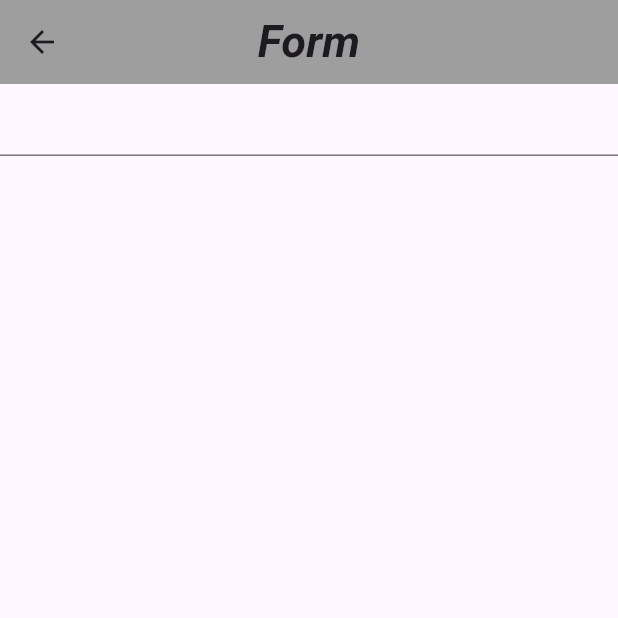
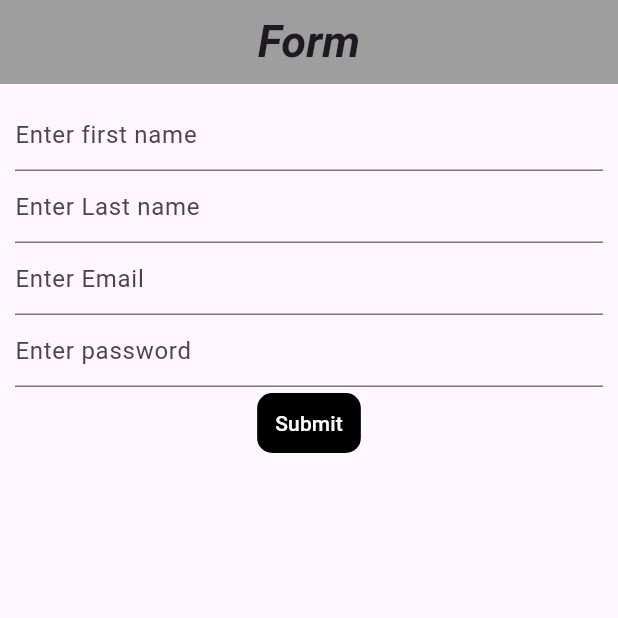
Before and after one commit to subhava06/Flutter-Learning, a Flutter app: the FormWidget screen opened directly, on a phone screen of 412 x 824 dp, the top half of it. Run offline on Flutter 3.47's test engine with Material 3 defaults, Android fonts, the phone set to English and light mode, and no system bars; our stand-ins replace animated_text_kit, cached_network_image.

Commit message:
feat: Form : TextFormField() and its features

```diff
--- a/lib/main.dart
+++ b/lib/main.dart
@@ -27,7 +27,7 @@ class MyApp extends StatelessWidget {
         primaryColor:  Colors.orange,
        // colorScheme: ColorScheme.white(primary: Colors.orange),//updated way to apply primary color
       ),
-      home:  BottomNav(),
+      home:  FormWidget(),
     );
   }
 }
--- a/lib/widgets/form.dart
+++ b/lib/widgets/form.dart
@@ -13,6 +13,27 @@ class _FormWidgetState extends State<FormWidget> {
   String lastName = '';
   String email = '';
   String password = '';
+
+  //----------------FUNCTIONS--------------
+  trySubmit() {
+    final isValid = _formKey.currentState!.validate(); // ! is used for null safety and isValid stores whether the form details are valid or not
+    if(isValid) {
+      _formKey.currentState!.save(); // first save the form like this then call submitForm() func
+      submitForm();
+    }
+    else {
+      print('Error');
+    }
+  }
+
+  submitForm()
+  {
+    print(firstName);
+    print(lastName);
+    print(email);
+    print(password);
+  }
+
   @override
   Widget build(BuildContext context) {
     return Scaffold(
@@ -24,16 +45,111 @@ class _FormWidgetState extends State<FormWidget> {
 
         ),
         body: Center(
+          child: Container(
+            margin: EdgeInsets.all(10),
             child: Form(
               key: _formKey,
               child: Column(
                 children: [
                   TextFormField(
+                    decoration: InputDecoration(
+                      hintText: 'Enter first name',
+
+                    ) ,
                     key : ValueKey('firstName'),
-                  //validator: ,
+                   validator: (value)
+                    {
+                      if(value.toString().isEmpty){
+                        return 'First name should not be empty';
+                      }
+                      else {
+                        return null;
+                      }
+                    },
+                    // now decide what happens when details by user is valid and form is getting saved
+                    onSaved: (value){
+                      firstName = value.toString();
+                    },
                   ),
 
+                  TextFormField(
+                    decoration: InputDecoration(
+                        hintText: 'Enter Last name'
+                    ) ,
+                    key : ValueKey(lastName),
+                    validator: (value)
+                    {
+                      if(value.toString().isEmpty){
+                        return 'Last name should not be empty';
+                      }
+                      else {
+                        return null;
+                      }
+                    },
+                    // now decide what happens when details by user is valid and form is getting saved
+                    onSaved: (value){
+                       lastName= value.toString();
+                    },
+                  ),
+
+                  TextFormField(
+                    decoration: InputDecoration(
+                        hintText: 'Enter Email'
+                    ) ,
+                    key : ValueKey('email'),
+                    validator: (value)
+                    {
+                      if(value == null || value.toString().isEmpty){
+                        return 'Email should not be empty';
+                      }
+                      else if(!value.contains("@")) {
+                         return 'Email must contain @';
+                      }
+                      else {
+                        return null;
+                      }
+                    },
+                    // now decide what happens when details by user is valid and form is getting saved
+                    onSaved: (value){
+                      email = value.toString();
+                    },
+                  ),
+
+                  TextFormField(
+                    obscureText: true, // makes password hide
+                    decoration: InputDecoration(
+
+                        hintText: 'Enter password'
+                    ) ,
+                    key : ValueKey('password'),
+                    validator: (value)
+                    {
+                      if(value.toString().length<=5){
+                        return 'Minimum length of password must be 6';
+                      }
+                      else {
+                        return null;
+                      }
+                    },
+                    // now decide what happens when details by user is valid and form is getting saved
+                    onSaved: (value){
+                      password = value.toString();
+                    },
+                  ),
+
+                  TextButton(
+                      style: TextButton.styleFrom(backgroundColor: Colors.black,
+                      foregroundColor: Colors.white,
+                      shape: RoundedRectangleBorder(
+                        borderRadius: BorderRadius.circular(10),
+                      )),
+                      onPressed: (){
+                    trySubmit(); // call this func whenever user clicks the submit button
+                  }
+                  , child: Text('Submit')),
+
                 ],
+              ),
             ),
           )
         )
```
Lines whose indentation alone changed are shown as unchanged.
